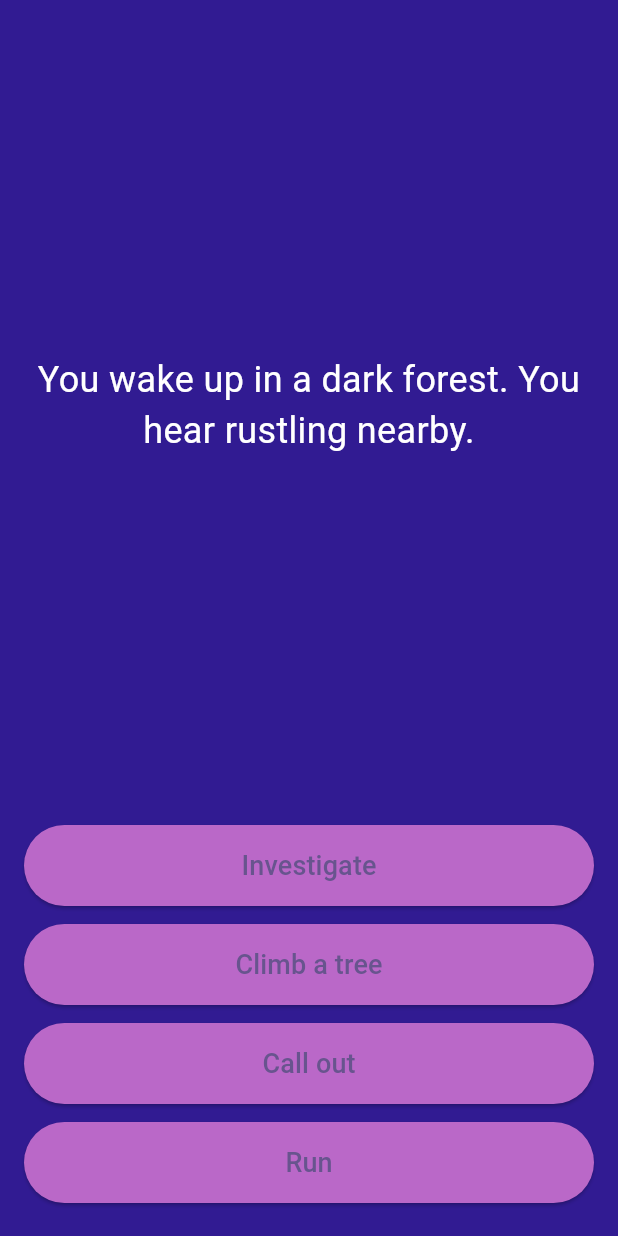
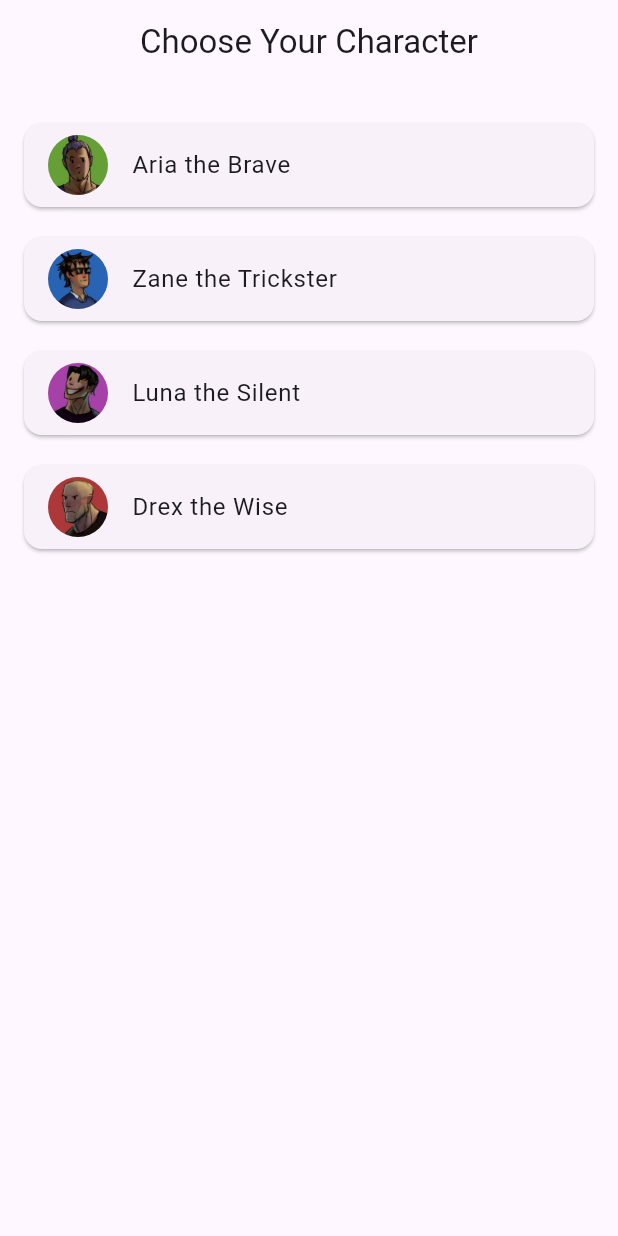
Before and after one commit to Kriptos23/survive_and_play_2, a Flutter app: the screen it shows after launch, on a phone screen of 412 x 824 dp. Run offline on Flutter 3.47's test engine with Material 3 defaults, Android fonts, the phone set to English and light mode, and no system bars.

Commit message:
Character selection working now, for future self: the issue was that I declared assets inside the lib, and also I used tab instead of 3 spaces for declaration - assets

```diff
--- /dev/null
+++ b/lib/Screens/character_selection_screen.dart
@@ -0,0 +1,39 @@
+import 'package:flutter/material.dart';
+import 'package:survive_and_play_2/classes/Character.dart';
+import '../character_data.dart';
+import 'package:survive_and_play_2/classes/GameState.dart';
+import 'package:survive_and_play_2/Screens/StoryScreen.dart';
+
+class CharacterSelectionScreen extends StatelessWidget {
+  const CharacterSelectionScreen({super.key});
+
+  @override
+  Widget build(BuildContext context) {
+    return Scaffold(
+      appBar: AppBar(
+        title: const Text('Choose Your Character'),
+        centerTitle: true,
+      ),
+      body: ListView.builder(
+        itemCount: characters.length,
+        padding: const EdgeInsets.all(16),
+        itemBuilder: (context, index) {
+          final character = characters[index];
+          return Card(
+            margin: const EdgeInsets.symmetric(vertical: 10),
+            child: ListTile(
+              leading: CircleAvatar(
+                backgroundImage: AssetImage(character.imagePath),
+              ),
+              title: Text(character.name),
+              onTap: () {
+                GameState.selected_character = character as Character;
+                Navigator.pushNamed(context, '/story');
+              },
+            ),
+          );
+        },
+      ),
+    );
+  }
+}
--- a/lib/StoryBrain.dart
+++ b/lib/StoryBrain.dart
@@ -1,3 +1,5 @@
+import 'package:survive_and_play_2/classes/GameState.dart';
+
 import 'classes/Story.dart';
 
 class StoryBrain
@@ -41,8 +43,15 @@ class StoryBrain
   Story get currentStory => _storyData[_currentIndex];
   List<String> get currentChoices => currentStory.choices;
 
-  void nextStory(int choiceIndex){
-    _currentIndex = currentStory.destinations[choiceIndex];
+  void nextStory(int choiceIndex) {
+    final currentChar = GameState.selected_character;
+    final overrides = currentChar?.customDestinations[_currentIndex];
+
+    if (overrides != null && overrides.length > choiceIndex) {
+      _currentIndex = overrides[choiceIndex];
+    } else {
+      _currentIndex = currentStory.destinations[choiceIndex];
+    }
   }
 
   bool isEnd() {
--- a/lib/character_data.dart
+++ b/lib/character_data.dart
@@ -1,9 +1,9 @@
-import 'character.dart';
+import 'package:survive_and_play_2/classes/Character.dart';
 
 List<Character> characters = [
   Character(
     name: 'Aria the Brave',
-    imagePath: 'assets/aria.png',
+    imagePath: 'assets/character1.jpeg',
     customDestinations: {
       0: [1, 2, 3, 5],
       3: [4, 4, 4, 6],
@@ -11,11 +11,23 @@ List<Character> characters = [
   ),
   Character(
     name: 'Zane the Trickster',
-    imagePath: 'assets/zane.png',
+    imagePath: 'assets/character2.jpeg',
     customDestinations: {
       0: [2, 3, 1, 4],
       1: [2, 2, 2, 7],
     },
   ),
+  Character(
+    name: 'Luna the Silent',
+    imagePath: 'assets/character3.jpeg',
+    customDestinations: {},
+  ),
+  Character(
+    name: 'Drex the Wise',
+    imagePath: 'assets/character4.jpeg',
+    customDestinations: {
+      1: [3, 3, 3, 2],
+    },
+  ),
   // Add 2 more if you want
 ];
--- /dev/null
+++ b/lib/classes/GameState.dart
@@ -0,0 +1,5 @@
+import 'Character.dart';
+
+class GameState{
+  static late Character selected_character;
+}
--- a/lib/main.dart
+++ b/lib/main.dart
@@ -1,4 +1,5 @@
 import 'package:flutter/material.dart';
+import 'package:survive_and_play_2/Screens/character_selection_screen.dart';
 import 'Screens/StoryScreen.dart';
 
 
@@ -33,7 +34,11 @@ class MyApp extends StatelessWidget {
         colorScheme: ColorScheme.fromSeed(seedColor: Colors.deepPurple),
         useMaterial3: true,
       ),
-      home: StoryScreen(),
+      initialRoute: '/',
+      routes: {
+        '/': (context) => const CharacterSelectionScreen(),
+        '/story': (context) => const StoryScreen(),
+      },
     );
   }
 }
--- a/pubspec.yaml
+++ b/pubspec.yaml
@@ -62,7 +62,8 @@ flutter:
   # assets:
   #   - images/a_dot_burr.jpeg
   #   - images/a_dot_ham.jpeg
-
+  assets:
+     - assets/
   # An image asset can refer to one or more resolution-specific "variants", see
   # https://flutter.dev/to/resolution-aware-images
 
```
Also changed, not shown: assets/character1.jpeg (added), assets/character2.jpeg (added), assets/character3.jpeg (added), assets/character4.jpeg (added).
